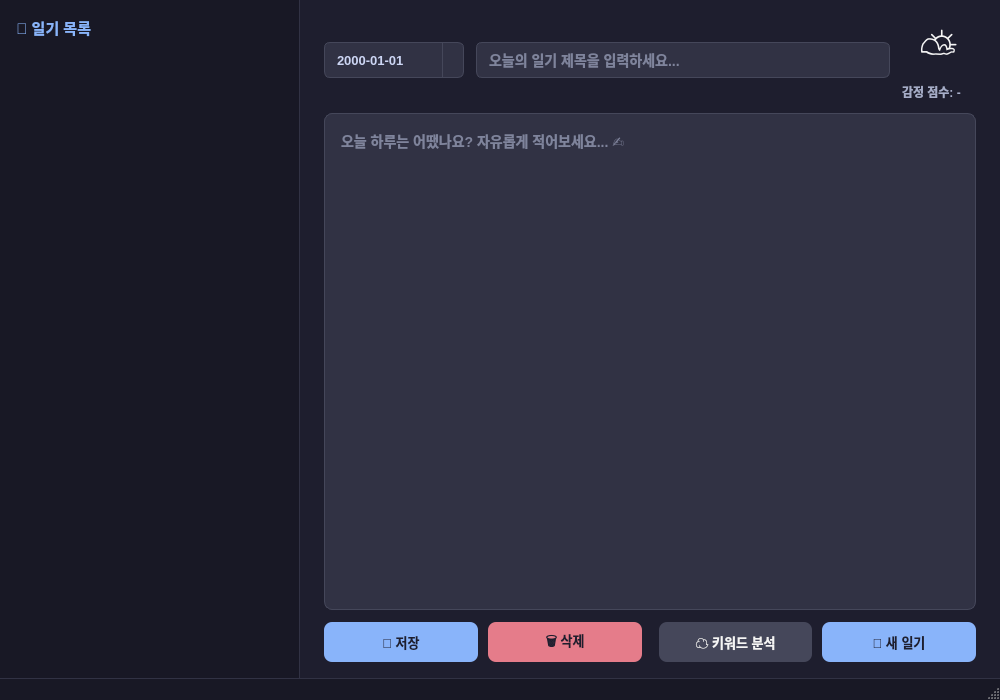
The window that ui/main_window.ui (dldnwls07/python_picture_dir) describes before a commit, drawn with Qt 5.
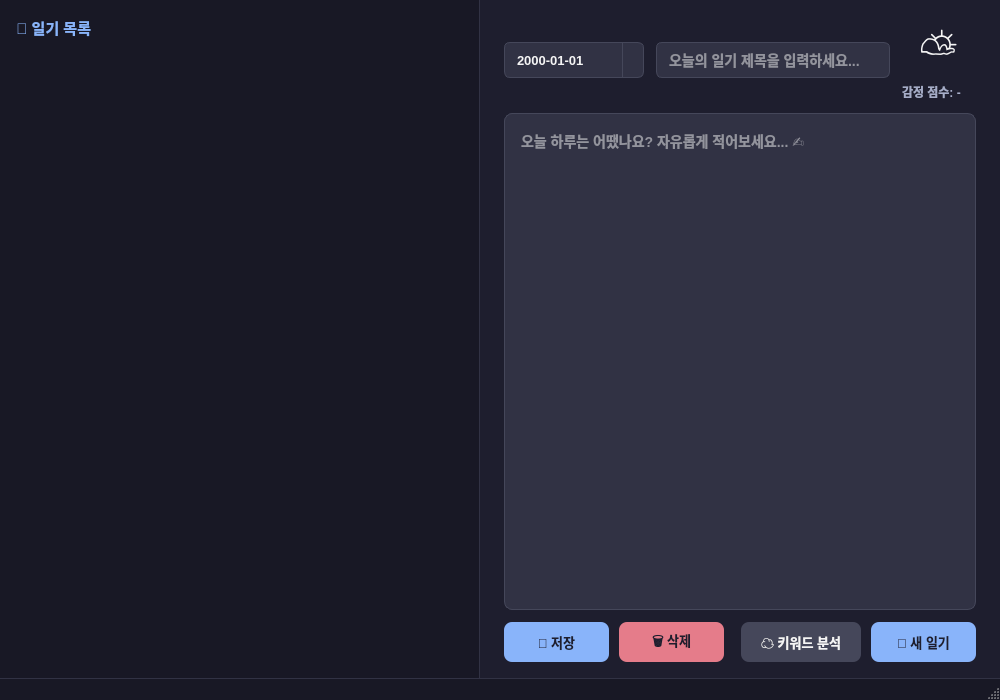
The same window after the commit.

The edit to the form file:
```diff
--- a/ui/main_window.ui
+++ b/ui/main_window.ui
@@ -41,12 +41,12 @@
     QListWidget {
       background-color: #181825;
       border: none;
-      color: #cdd6f4;
-      font-size: 13px;
+      color: #f5f5f5;
+      font-size: 15px;
       outline: none;
     }
     QListWidget::item {
-      padding: 10px 12px;
+      padding: 14px 12px;
       border-bottom: 1px solid #313244;
     }
     QListWidget::item:selected {
@@ -61,7 +61,7 @@
       border: 1px solid #45475a;
       border-radius: 6px;
       padding: 6px 10px;
-      color: #cdd6f4;
+      color: #f5f5f5;
       font-size: 13px;
     }
     QDateEdit::drop-down {
@@ -75,7 +75,7 @@
       border: 1px solid #45475a;
       border-radius: 6px;
       padding: 6px 10px;
-      color: #cdd6f4;
+      color: #f5f5f5;
       font-size: 14px;
     }
     QLineEdit:focus {
@@ -86,7 +86,7 @@
       border: 1px solid #45475a;
       border-radius: 8px;
       padding: 12px;
-      color: #cdd6f4;
+      color: #f5f5f5;
       font-size: 14px;
       line-height: 1.6;
     }
@@ -119,13 +119,15 @@
     }
     QPushButton#mindmapButton,
     QPushButton#secretDiaryButton,
-    QPushButton#backToCalendarButton {
+    QPushButton#backToCalendarButton,
+    QPushButton#emotionGraphButton {
       background-color: #45475a;
       color: #f5f5f5;
     }
     QPushButton#mindmapButton:hover,
     QPushButton#secretDiaryButton:hover,
-    QPushButton#backToCalendarButton:hover {
+    QPushButton#backToCalendarButton:hover,
+    QPushButton#emotionGraphButton:hover {
       background-color: #585b70;
     }
     QLabel#weatherLabel {
@@ -173,7 +175,7 @@
       </property>
       <property name="maximumSize">
        <size>
-        <width>300</width>
+        <width>480</width>
         <height>16777215</height>
        </size>
       </property>
```
Left out of the diff: 2 changed lines with no effect on the pictures.
